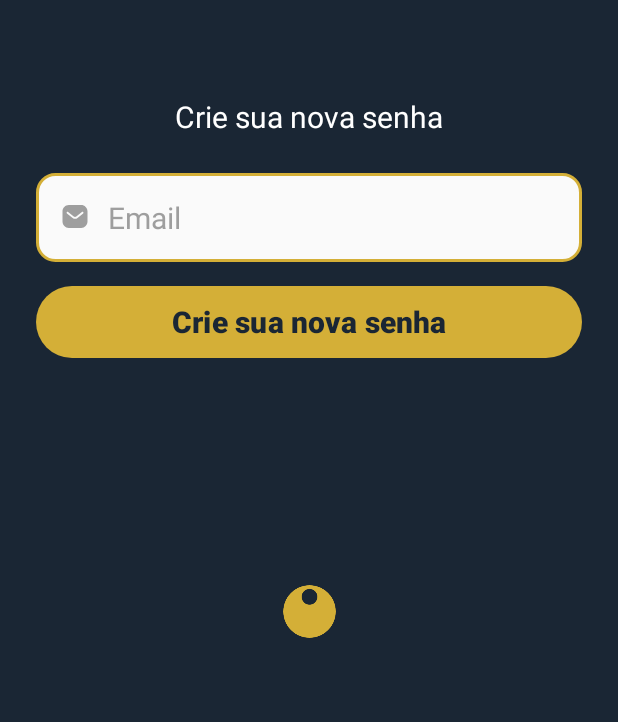
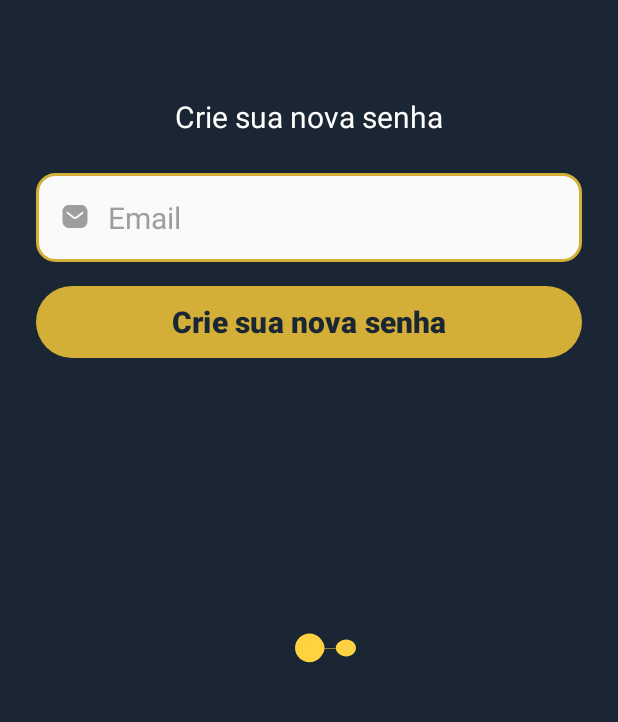
Before and after one commit to do5-5anto5/fifth-feat, an Android app: the layout fragment_forgot.xml on its own in the app's theme, with its tools: preview values and no code run, on a phone screen of 412 x 824 dp, the part 324-1046 px from its top. Run offline under Robolectric (Android 15) with nearby library versions, the phone set to English and light mode, and no system bars.

Commit message:
Use Lottie to set load animation

```diff
--- a/app/src/main/res/layout/fragment_forgot.xml
+++ b/app/src/main/res/layout/fragment_forgot.xml
@@ -81,20 +81,21 @@
             app:layout_constraintStart_toStartOf="parent"
             app:layout_constraintTop_toBottomOf="@+id/edit_email" />
 
-        <ImageView
+        <com.airbnb.lottie.LottieAnimationView
             android:id="@+id/progress_loading"
-            android:layout_width="50dp"
-            android:layout_height="50dp"
-            android:layout_marginBottom="32dp"
+            android:layout_width="70dp"
+            android:layout_height="70dp"
+            android:layout_marginTop="16dp"
             android:visibility="invisible"
             app:layout_constraintBottom_toBottomOf="parent"
             app:layout_constraintEnd_toEndOf="parent"
             app:layout_constraintStart_toStartOf="parent"
             app:layout_constraintTop_toBottomOf="@+id/btn_forgot"
             app:layout_constraintVertical_bias="0.5"
-            tools:ignore="ContentDescription"
-            tools:src="@drawable/loading"
-            tools:visibility="visible" />
+            app:lottie_autoPlay="true"
+            app:lottie_fileName="inner_loading.json"
+            app:lottie_loop="true"
+            tools:visibility="visible"/>
 
     </androidx.constraintlayout.widget.ConstraintLayout>
 
```
Also changed, not shown: app/src/main/res/layout/fragment_auth_home.xml (+22 -5 lines), app/src/main/res/layout/fragment_login.xml (+8 -7 lines), app/src/main/res/layout/fragment_register.xml (+8 -7 lines).
